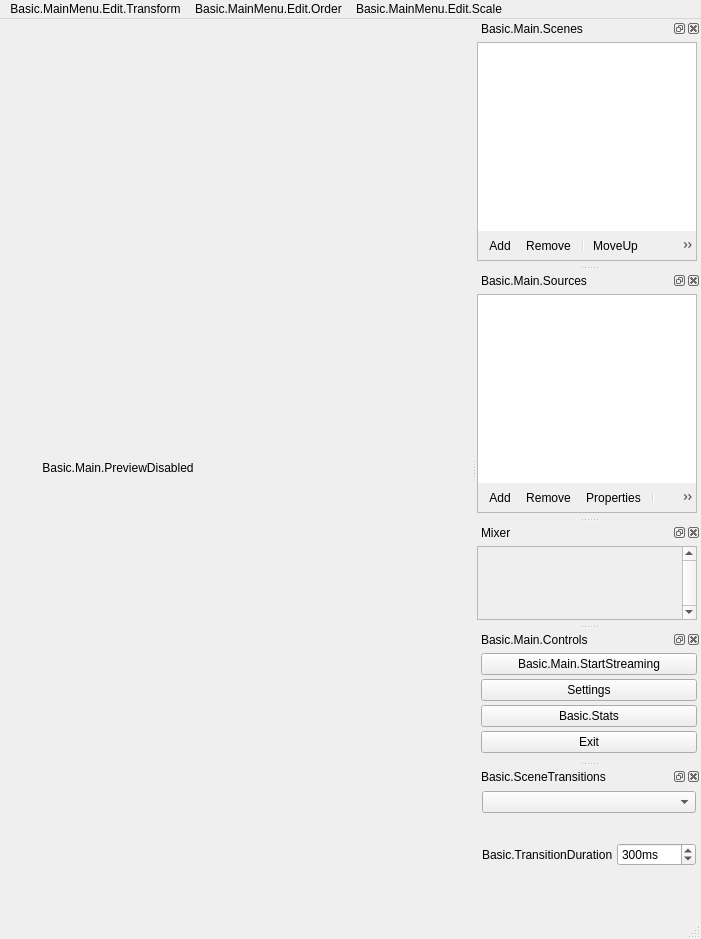
Old version of the form Teacher/forms/OBSBasic.ui in the repository HaoYiTech/obs-studio.
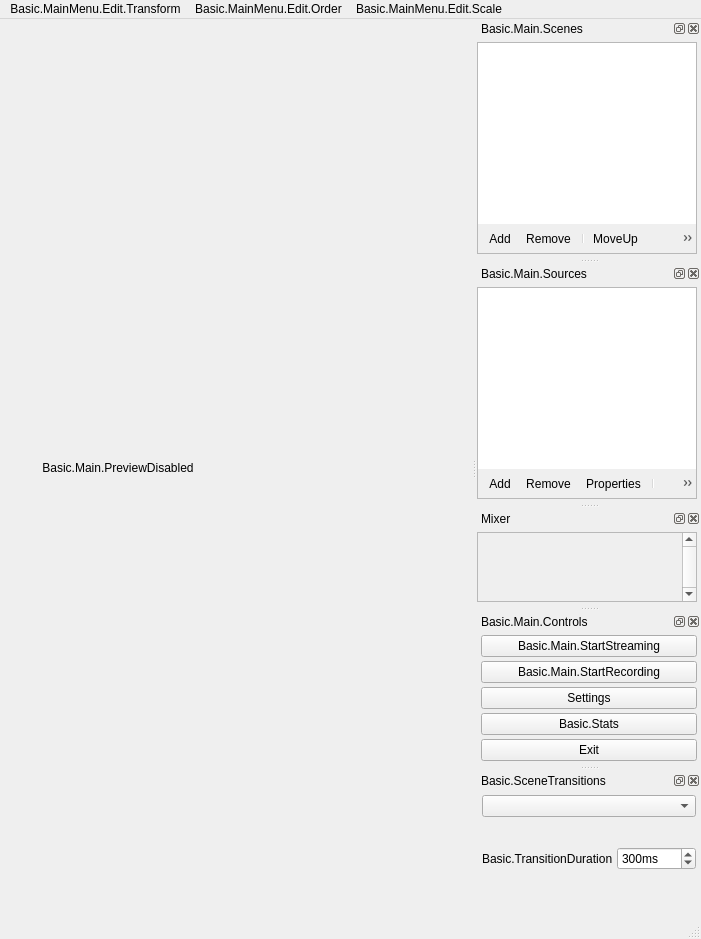
New version of the form. Icons and pictures are not drawn. Custom widgets are drawn as their Qt base class.

Commit message: 新增开始录像和停止录像按钮； 新增点击开始录像需要检测是否存在视频资源；

Patch:
```diff
--- a/Teacher/forms/OBSBasic.ui
+++ b/Teacher/forms/OBSBasic.ui
@@ -599,6 +599,25 @@
        </property>
       </widget>
      </item>
+     <item>
+      <widget class="QPushButton" name="recordButton">
+       <property name="enabled">
+        <bool>true</bool>
+       </property>
+       <property name="sizePolicy">
+        <sizepolicy hsizetype="Preferred" vsizetype="Fixed">
+         <horstretch>0</horstretch>
+         <verstretch>0</verstretch>
+        </sizepolicy>
+       </property>
+       <property name="text">
+        <string>Basic.Main.StartRecording</string>
+       </property>
+       <property name="checkable">
+        <bool>true</bool>
+       </property>
+      </widget>
+     </item>
      <item>
       <widget class="QPushButton" name="settingsButton">
        <property name="sizePolicy">
```
The commit also changes 3 other files.
